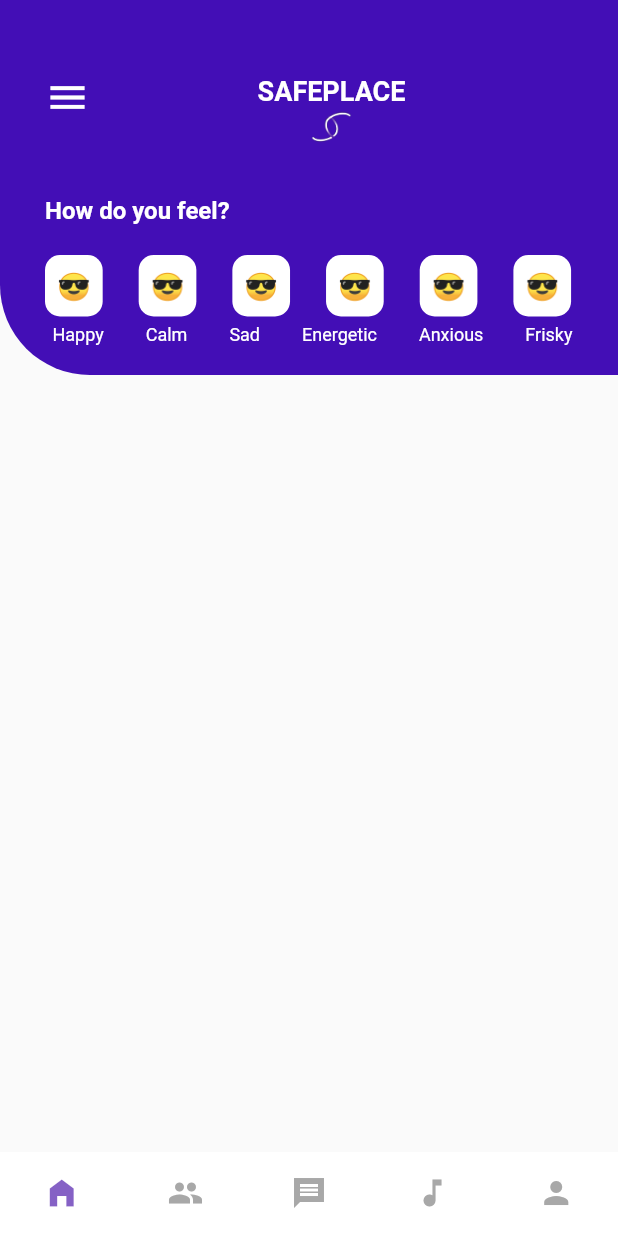
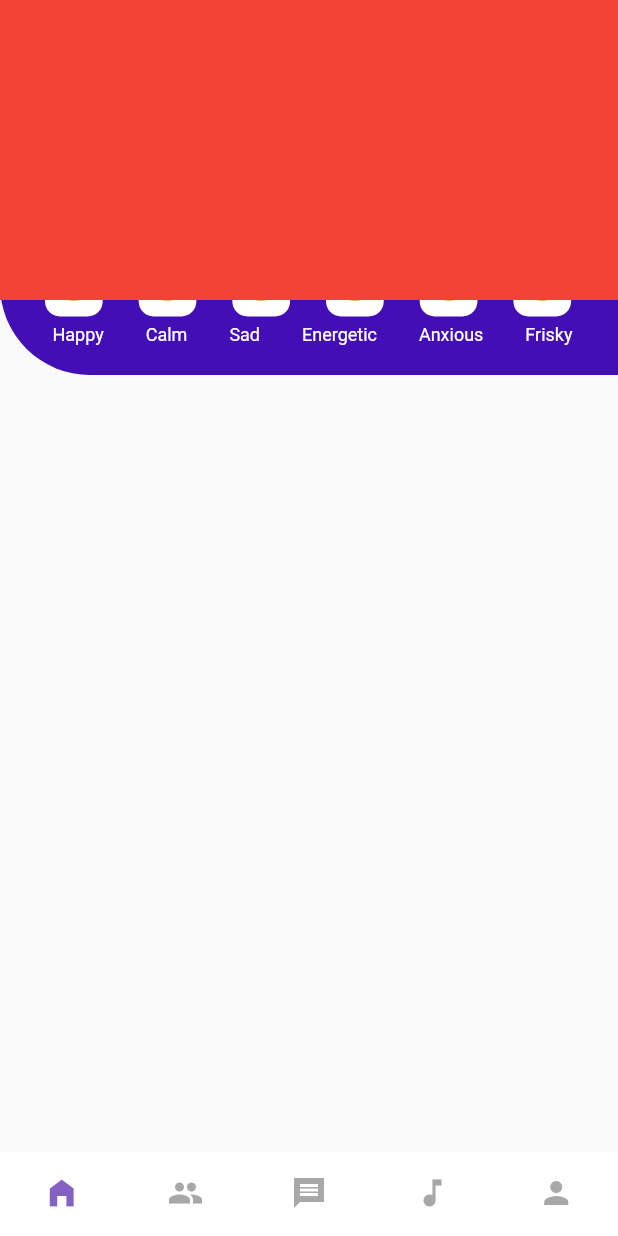
Before and after one commit to jaymesC/safeplace-social-app, a Flutter app: the screen it shows after launch, on a phone screen of 412 x 824 dp. Run offline on Flutter 3.47's test engine with Material 2 defaults, Android fonts, the phone set to English and light mode, and no system bars; our stand-ins replace flutter_spinkit.

Commit message:
updated homepage

```diff
--- a/lib/pages/home_page.dart
+++ b/lib/pages/home_page.dart
@@ -1,5 +1,6 @@
 import 'package:flutter/material.dart';
 import 'package:safeplace_app/widgets/emoji_widget.dart';
+import 'package:safeplace_app/widgets/feature_card.dart';
 
 class HomePage extends StatelessWidget {
   const HomePage({Key? key}) : super(key: key);
@@ -13,7 +14,10 @@ class HomePage extends StatelessWidget {
         body: Container(
       height: h,
       child: Stack(
-        children: [_headSection(), _featureSection()],
+        children: [
+          _headSection(),
+         _featureSection()
+         ],
       ),
     ));
   }
@@ -120,9 +124,9 @@ class HomePage extends StatelessWidget {
   }
 
   _featureSection() {
-    return Positioned(
-      bottom: 2,
-      child: Container(),
+    return Container(
+      height: 200,
+      child: FeatureCard(),
     );
   }
 }
--- a/lib/widgets/feature_card.dart
+++ b/lib/widgets/feature_card.dart
@@ -1,12 +1,13 @@
 import 'package:flutter/material.dart';
 
 class FeatureCard extends StatelessWidget {
-  const FeatureCard({ Key? key }) : super(key: key);
+  const FeatureCard({Key? key}) : super(key: key);
 
   @override
   Widget build(BuildContext context) {
     return Container(
-
+      // padding: const EdgeInsets.fromLTRB(10, 10, 10, 10),
+      decoration: BoxDecoration(color: Colors.red),
     );
   }
 }
```
